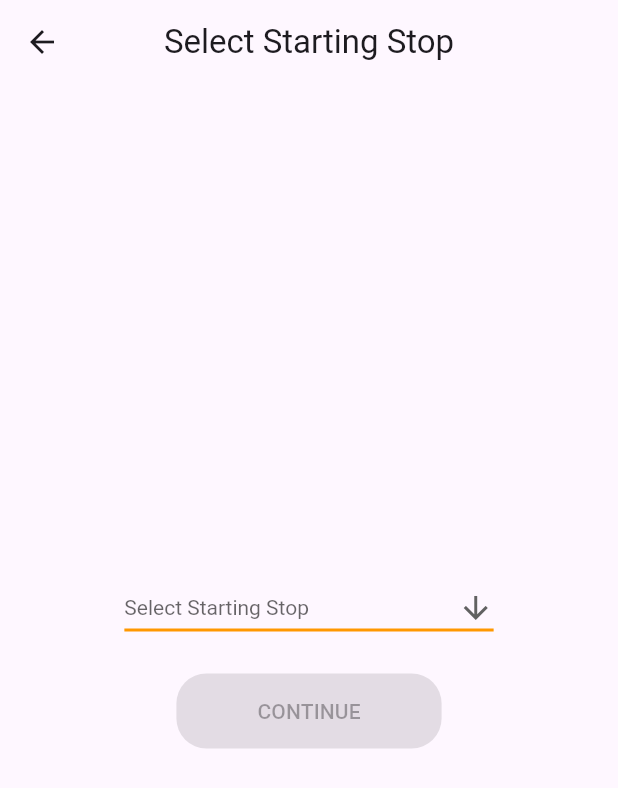
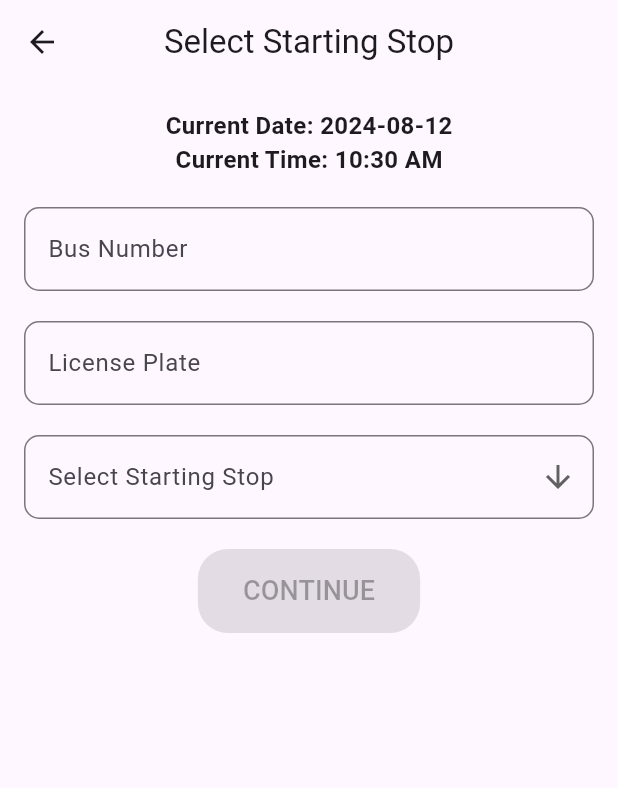
Before and after one commit to davedavide27/Bus-Ticketing-System, a Flutter app: the screen it shows after launch, after a tap on "BUS TICKET", on a phone screen of 412 x 824 dp. Shown: the top 788 px of the screen. Run offline on Flutter 3.47's test engine with Material 3 defaults, Android fonts, the phone set to English and light mode, and no system bars; our stand-ins replace shared_preferences, sqflite; missing offline and left inert: senraise_printer; accounts and stored records are empty.

Commit message:
Updated Receipt Printing With Fixed settings and updated UI

```diff
--- a/lib/database_helper.dart
+++ b/lib/database_helper.dart
@@ -29,9 +29,15 @@ class DatabaseHelper {
   // Create tables when the database is first created
   void _onCreate(Database db, int version) async {
     await db.execute('''
-      CREATE TABLE settings (
+      CREATE TABLE license_plate (
         id INTEGER PRIMARY KEY AUTOINCREMENT,
-        license_plate TEXT
+        plate_number TEXT UNIQUE
+      )
+    ''');
+    await db.execute('''
+      CREATE TABLE bus_number (
+        id INTEGER PRIMARY KEY AUTOINCREMENT,
+        bus_number TEXT UNIQUE
       )
     ''');
     await db.execute('''
@@ -45,19 +51,69 @@ class DatabaseHelper {
   // Insert or update the license plate
   Future<void> insertLicensePlate(String licensePlate) async {
     final db = await database;
-    await db.insert(
-      'settings',
-      {'license_plate': licensePlate},
-      conflictAlgorithm: ConflictAlgorithm.replace,
-    );
+
+    // Check if the license plate already exists
+    final existingPlate = await getLicensePlate();
+
+    // If the plate has changed or does not exist, update it
+    if (existingPlate != licensePlate) {
+      // Delete the existing plate
+      await db.delete(
+        'license_plate',
+        where: 'plate_number = ?',
+        whereArgs: [existingPlate],
+      );
+
+      // Insert the new plate
+      await db.insert(
+        'license_plate',
+        {'plate_number': licensePlate},
+        conflictAlgorithm: ConflictAlgorithm.ignore,
+      );
+    }
   }
 
   // Retrieve the license plate
   Future<String?> getLicensePlate() async {
     final db = await database;
-    final result = await db.query('settings', limit: 1);
+    final result = await db.query('license_plate', limit: 1);
     if (result.isNotEmpty) {
-      return result.first['license_plate'] as String?;
+      return result.first['plate_number'] as String?;
+    }
+    return null;
+  }
+
+  // Insert or update the bus number
+  Future<void> insertBusNumber(String busNumber) async {
+    final db = await database;
+
+    // Check if the bus number already exists
+    final existingBusNumber = await getBusNumber();
+
+    // If the bus number has changed or does not exist, update it
+    if (existingBusNumber != busNumber) {
+      // Delete the existing bus number
+      await db.delete(
+        'bus_number',
+        where: 'bus_number = ?',
+        whereArgs: [existingBusNumber],
+      );
+
+      // Insert the new bus number
+      await db.insert(
+        'bus_number',
+        {'bus_number': busNumber},
+        conflictAlgorithm: ConflictAlgorithm.ignore,
+      );
+    }
+  }
+
+  // Retrieve the bus number
+  Future<String?> getBusNumber() async {
+    final db = await database;
+    final result = await db.query('bus_number', limit: 1);
+    if (result.isNotEmpty) {
+      return result.first['bus_number'] as String?;
     }
     return null;
   }
--- a/lib/main.dart
+++ b/lib/main.dart
@@ -20,6 +20,7 @@ class _MyAppState extends State<MyApp> {
   bool departureStarted = false;
   bool departureClosed = false;
   String licensePlate = '';
+  String busNumber = ''; // Add busNumber variable
   List<String> routes = [];
 
   @override
@@ -35,10 +36,12 @@ class _MyAppState extends State<MyApp> {
     await _insertInitialRoutes(dbHelper);
 
     final plate = await dbHelper.getLicensePlate();
+    final busNo = await dbHelper.getBusNumber(); // Get the bus number from the database
     final routeList = await dbHelper.getRoutes();
 
     setState(() {
       licensePlate = plate ?? '';
+      busNumber = busNo ?? ''; // Set the bus number
       routes = routeList;
     });
   }
@@ -93,6 +96,14 @@ class _MyAppState extends State<MyApp> {
       licensePlate = newLicensePlate;
       final dbHelper = DatabaseHelper();
       dbHelper.insertLicensePlate(newLicensePlate);
+    });
+  }
+
+  void _updateBusNumber(String newBusNumber) {
+    setState(() {
+      busNumber = newBusNumber;
+      final dbHelper = DatabaseHelper();
+      dbHelper.insertBusNumber(newBusNumber);
     });
   }
 
@@ -153,6 +164,8 @@ class _MyAppState extends State<MyApp> {
         SettingsPage.routeName: (context) => SettingsPage(
           initialLicensePlate: licensePlate,
           onLicensePlateChanged: _updateLicensePlate,
+          initialBusNumber: busNumber, // Pass the initial bus number
+          onBusNumberChanged: _updateBusNumber, // Pass the bus number update callback
           initialRoutes: routes,
           onRoutesChanged: _updateRoutes,
         ),
--- a/lib/screens/select_stop_screen.dart
+++ b/lib/screens/select_stop_screen.dart
@@ -3,6 +3,8 @@ import 'bus_ticket_screen.dart'; // Import the BusTicketScreen
 import '../database_helper.dart'; // Import DatabaseHelper
 import '../printer_service.dart'; // Import PrinterService
 import '../or_number_service.dart'; // Import ORNumberService
+import 'package:intl/intl.dart';
+
 
 class SelectStopScreen extends StatefulWidget {
   const SelectStopScreen({Key? key}) : super(key: key);
@@ -16,6 +18,7 @@ class _SelectStopScreenState extends State<SelectStopScreen> {
   String? selectedStop;
   bool reverseOrder = false;
   String licensePlate = '';
+  String busNumber = '';
 
   @override
   void initState() {
@@ -28,26 +31,32 @@ class _SelectStopScreenState extends State<SelectStopScreen> {
 
     // Fetch license plate and routes from the database
     final plate = await dbHelper.getLicensePlate();
+    final busNum = await dbHelper.getBusNumber(); // Fetch the bus number from the database
     final routeList = await dbHelper.getRoutes();
 
     setState(() {
       licensePlate = plate ?? '';
+      busNumber = busNum ?? ''; // Set the bus number
       stops = routeList;
     });
   }
 
   void _printReceipt() async {
-    if (selectedStop != null) {
+    if (selectedStop != null && busNumber.isNotEmpty) {
       final openingOrNumber = await ORNumberService.getNextORNumber();
       final currentDateTime = DateTime.now();
-      final openingSaleDateTime = '${currentDateTime.toLocal().toString().split(' ')[0]} ${TimeOfDay.now().format(context)}';
+
+      // Format the date and time with the separator
+      String formattedDate = DateFormat('yyyy-MM-dd').format(currentDateTime);
+      String formattedTime = DateFormat('hh:mm a').format(currentDateTime); // AM/PM format
+      String openingSaleDateTime = '$formattedDate | $formattedTime'; // Date and Time with separator
 
       PrinterService.printReceipt(
         context: context,
         line: selectedStop!,
-        departureDate: currentDateTime.toLocal().toString().split(' ')[0],
-        departureTime: TimeOfDay.now().format(context),
-        busNumber: '1234', // Replace with actual bus number if needed
+        departureDate: formattedDate,
+        departureTime: formattedTime,
+        busNumber: busNumber, // Use the entered bus number
         licensePlate: licensePlate,
         openingOr: openingOrNumber,
         openingSaleDateTime: openingSaleDateTime,
@@ -55,27 +64,70 @@ class _SelectStopScreenState extends State<SelectStopScreen> {
     }
   }
 
+
   @override
   Widget build(BuildContext context) {
+    final currentDate = DateTime.now().toLocal().toString().split(' ')[0];
+    final currentTime = TimeOfDay.now().format(context);
+
     return Scaffold(
       appBar: AppBar(
         title: const Text('Select Starting Stop'),
         centerTitle: true,
       ),
-      body: Center(
+      body: Padding(
+        padding: const EdgeInsets.all(16.0),
         child: Column(
-          mainAxisAlignment: MainAxisAlignment.center,
+          crossAxisAlignment: CrossAxisAlignment.start,
           children: [
-            DropdownButton<String>(
-              hint: const Text('Select Starting Stop'),
+            Center(
+              child: Column(
+                children: [
+                  Text(
+                    'Current Date: $currentDate',
+                    style: const TextStyle(fontSize: 16, fontWeight: FontWeight.bold),
+                  ),
+                  Text(
+                    'Current Time: $currentTime',
+                    style: const TextStyle(fontSize: 16, fontWeight: FontWeight.bold),
+                  ),
+                ],
+              ),
+            ),
+            const SizedBox(height: 20),
+            TextField(
+              controller: TextEditingController(text: busNumber),
+              readOnly: true,
+              decoration: InputDecoration(
+                labelText: 'Bus Number',
+                border: OutlineInputBorder(
+                  borderRadius: BorderRadius.circular(10),
+                ),
+              ),
+            ),
+            const SizedBox(height: 20),
+            TextField(
+              controller: TextEditingController(text: licensePlate),
+              readOnly: true,
+              decoration: InputDecoration(
+                labelText: 'License Plate',
+                border: OutlineInputBorder(
+                  borderRadius: BorderRadius.circular(10),
+                ),
+              ),
+            ),
+            const SizedBox(height: 20),
+            DropdownButtonFormField<String>(
+              decoration: InputDecoration(
+                labelText: 'Select Starting Stop',
+                border: OutlineInputBorder(
+                  borderRadius: BorderRadius.circular(10),
+                ),
+              ),
               value: selectedStop,
               icon: const Icon(Icons.arrow_downward),
               elevation: 16,
               style: const TextStyle(color: Colors.black),
-              underline: Container(
-                height: 2,
-                color: Colors.orange,
-              ),
               onChanged: (String? newValue) {
                 if (newValue != null) {
                   setState(() {
@@ -92,8 +144,9 @@ class _SelectStopScreenState extends State<SelectStopScreen> {
               }).toList(),
             ),
             const SizedBox(height: 20),
-            ElevatedButton(
-              onPressed: selectedStop != null
+            Center(
+              child: ElevatedButton(
+                onPressed: selectedStop != null && busNumber.isNotEmpty
                     ? () {
                   _printReceipt(); // Print the receipt before navigating
                   Navigator.pushReplacement(
@@ -112,10 +165,12 @@ class _SelectStopScreenState extends State<SelectStopScreen> {
                   shape: RoundedRectangleBorder(
                     borderRadius: BorderRadius.circular(20),
                   ),
+                  padding: const EdgeInsets.symmetric(vertical: 15, horizontal: 30),
                 ),
-              child: const Padding(
-                padding: EdgeInsets.symmetric(vertical: 15, horizontal: 30),
-                child: Text('CONTINUE'),
+                child: const Text(
+                  'CONTINUE',
+                  style: TextStyle(fontSize: 18),
+                ),
               ),
             ),
           ],
--- a/lib/settings.dart
+++ b/lib/settings.dart
@@ -5,7 +5,9 @@ class SettingsPage extends StatefulWidget {
   static const String routeName = '/settings'; // Define route name
 
   final String initialLicensePlate;
+  final String initialBusNumber; // Add initialBusNumber
   final ValueChanged<String> onLicensePlateChanged;
+  final ValueChanged<String> onBusNumberChanged; // Add onBusNumberChanged
   final List<String> initialRoutes;
   final ValueChanged<List<String>> onRoutesChanged;
 
@@ -13,6 +15,8 @@ class SettingsPage extends StatefulWidget {
     super.key,
     required this.initialLicensePlate,
     required this.onLicensePlateChanged,
+    required this.initialBusNumber, // Add this line
+    required this.onBusNumberChanged, // Add this line
     required this.initialRoutes,
     required this.onRoutesChanged,
   });
@@ -23,6 +27,7 @@ class SettingsPage extends StatefulWidget {
 
 class _SettingsPageState extends State<SettingsPage> {
   final TextEditingController licensePlateController = TextEditingController();
+  final TextEditingController busNumberController = TextEditingController(); // Add Bus Number controller
   final TextEditingController routeController = TextEditingController();
   List<String> routes = [];
 
@@ -30,6 +35,7 @@ class _SettingsPageState extends State<SettingsPage> {
   void initState() {
     super.initState();
     licensePlateController.text = widget.initialLicensePlate;
+    busNumberController.text = widget.initialBusNumber; // Initialize Bus Number
     routes = List.from(widget.initialRoutes); // Ensure the list is a copy
   }
 
@@ -48,9 +54,11 @@ class _SettingsPageState extends State<SettingsPage> {
 
     // Debug statements to check values
     print('Saving license plate: ${licensePlateController.text}');
+    print('Saving bus number: ${busNumberController.text}'); // Debug for Bus Number
 
-    // Save the license plate
+    // Save the license plate and bus number
     await dbHelper.insertLicensePlate(licensePlateController.text);
+    await dbHelper.insertBusNumber(busNumberController.text); // Save the Bus Number
 
     // Clear existing routes and save new routes
     await dbHelper.clearRoutes(); // Ensure old routes are removed
@@ -60,17 +68,19 @@ class _SettingsPageState extends State<SettingsPage> {
 
     // Update the settings
     widget.onLicensePlateChanged(licensePlateController.text);
+    widget.onBusNumberChanged(busNumberController.text); // Update Bus Number
     widget.onRoutesChanged(routes);
 
     // Debug statement to confirm settings are saved
     print('Settings saved with license plate: ${licensePlateController.text}');
+    print('Settings saved with bus number: ${busNumberController.text}'); // Debug for Bus Number
 
     Navigator.pop(context, {
       'licensePlate': licensePlateController.text,
+      'busNumber': busNumberController.text, // Add Bus Number to pop result
       'routes': routes,
     });
   }
-
 
   void _deleteRoute(int index) async {
     final route = routes[index];
@@ -85,6 +95,7 @@ class _SettingsPageState extends State<SettingsPage> {
   @override
   void dispose() {
     licensePlateController.dispose();
+    busNumberController.dispose(); // Dispose Bus Number controller
     routeController.dispose();
     super.dispose();
   }
@@ -104,6 +115,14 @@ class _SettingsPageState extends State<SettingsPage> {
               controller: licensePlateController,
               decoration: const InputDecoration(
                 labelText: 'License Plate',
+                border: OutlineInputBorder(),
+              ),
+            ),
+            const SizedBox(height: 16),
+            TextField(
+              controller: busNumberController,
+              decoration: const InputDecoration(
+                labelText: 'Bus Number',
                 border: OutlineInputBorder(),
               ),
             ),
```
Also changed, not shown: lib/screens/receipt_screen.dart (+11 -1 lines), lib/printer_service.dart (line endings or trailing spaces). Lines whose indentation alone changed are shown as unchanged.
